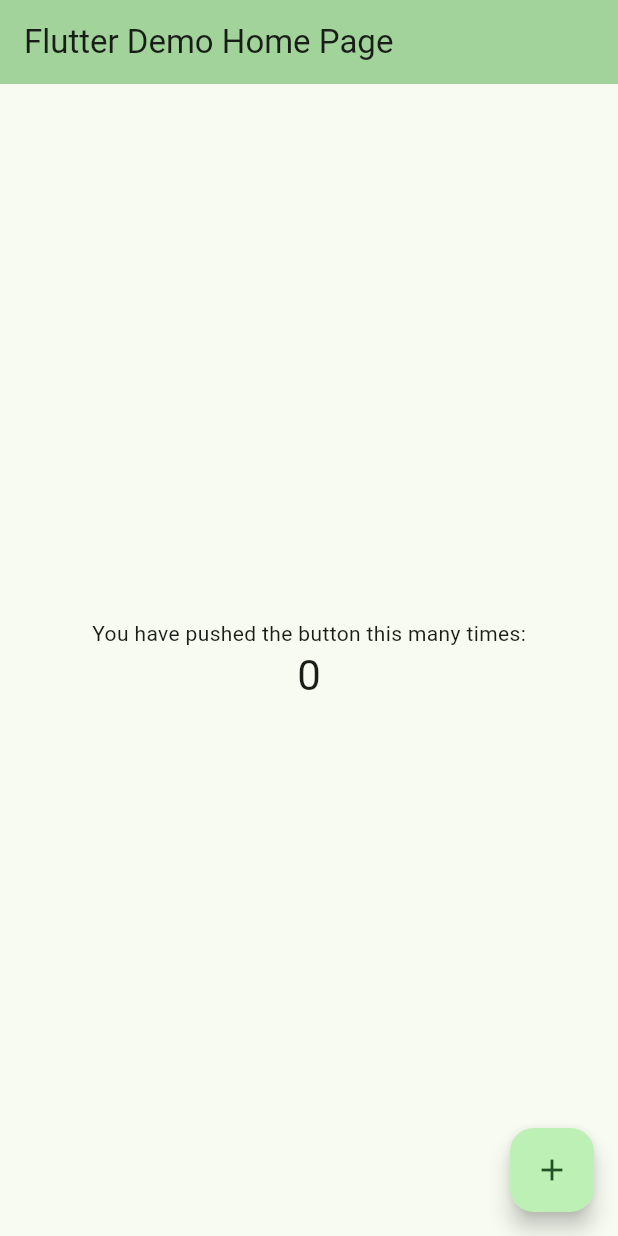
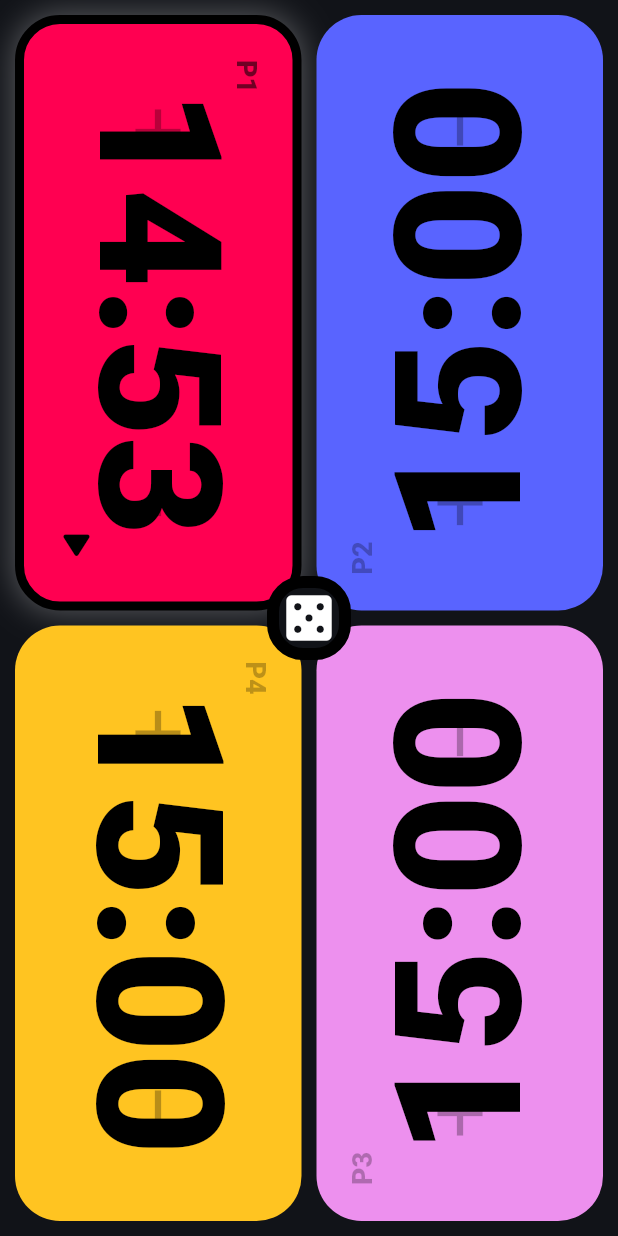
Before and after one commit to KD2Ex/edh_chess_clock, a Flutter app: the screen it shows after launch, on a phone screen of 412 x 824 dp. Run offline on Flutter 3.47's test engine with Material 3 defaults, Android fonts, the phone set to English and light mode, and no system bars.

Commit message:
Clocks and simple clockwise priority pass

```diff
--- a/lib/main.dart
+++ b/lib/main.dart
@@ -1,122 +1,320 @@
+import 'dart:async';
+import 'dart:ui';
+
 import 'package:flutter/material.dart';
 
 void main() {
-  runApp(const MyApp());
+  runApp(const EdhChessClockApp());
 }
 
-class MyApp extends StatelessWidget {
-  const MyApp({super.key});
+class EdhChessClockApp extends StatelessWidget {
+  const EdhChessClockApp({super.key});
 
-  // This widget is the root of your application.
   @override
   Widget build(BuildContext context) {
     return MaterialApp(
-      title: 'Flutter Demo',
+      title: 'EDH Chess Clock',
+      debugShowCheckedModeBanner: false,
       theme: ThemeData(
-        // This is the theme of your application.
-        //
-        // TRY THIS: Try running your application with "flutter run". You'll see
-        // the application has a purple toolbar. Then, without quitting the app,
-        // try changing the seedColor in the colorScheme below to Colors.green
-        // and then invoke "hot reload" (save your changes or press the "hot
-        // reload" button in a Flutter-supported IDE, or press "r" if you used
-        // the command line to start the app).
-        //
-        // Notice that the counter didn't reset back to zero; the application
-        // state is not lost during the reload. To reset the state, use hot
-        // restart instead.
-        //
-        // This works for code too, not just values: Most code changes can be
-        // tested with just a hot reload.
-        colorScheme: .fromSeed(seedColor: Colors.green),
+        colorScheme: ColorScheme.fromSeed(seedColor: const Color(0xff1f8a70)),
+        useMaterial3: true,
       ),
-      home: const MyHomePage(title: 'Flutter Demo Home Page'),
+      home: const ClockTableScreen(),
     );
   }
 }
 
-class MyHomePage extends StatefulWidget {
-  const MyHomePage({super.key, required this.title});
-
-  // This widget is the home page of your application. It is stateful, meaning
-  // that it has a State object (defined below) that contains fields that affect
-  // how it looks.
-
-  // This class is the configuration for the state. It holds the values (in this
-  // case the title) provided by the parent (in this case the App widget) and
-  // used by the build method of the State. Fields in a Widget subclass are
-  // always marked "final".
-
-  final String title;
+class ClockTableScreen extends StatefulWidget {
+  const ClockTableScreen({super.key});
 
   @override
-  State<MyHomePage> createState() => _MyHomePageState();
+  State<ClockTableScreen> createState() => _ClockTableScreenState();
 }
 
-class _MyHomePageState extends State<MyHomePage> {
-  int _counter = 0;
+class _ClockTableScreenState extends State<ClockTableScreen> {
+  static const _startingTime = Duration(minutes: 15);
+  static const _clockwiseLayout = <int>[0, 1, 3, 2];
+  static const _playerColors = <Color>[
+    Color(0xffff0051),
+    Color(0xff4652ff),
+    Color(0xffeb83ec),
+    Color(0xffffbd08),
+  ];
 
-  void _incrementCounter() {
+  final List<Duration> _remaining = List.generate(4, (_) => _startingTime);
+  late final Timer _timer;
+  int _activePlayer = 0;
+
+  @override
+  void initState() {
+    super.initState();
+    _timer = Timer.periodic(const Duration(seconds: 1), (_) => _tickClock());
+  }
+
+  @override
+  void reassemble() {
+    super.reassemble();
+    _resetClocks();
+  }
+
+  @override
+  void dispose() {
+    _timer.cancel();
+    super.dispose();
+  }
+
+  void _passPriority(int playerIndex) {
+    if (playerIndex != _activePlayer) {
+      return;
+    }
+
     setState(() {
-      // This call to setState tells the Flutter framework that something has
-      // changed in this State, which causes it to rerun the build method below
-      // so that the display can reflect the updated values. If we changed
-      // _counter without calling setState(), then the build method would not be
-      // called again, and so nothing would appear to happen.
-      _counter++;
+      _activePlayer = (_activePlayer + 1) % _remaining.length;
+    });
+  }
+
+  void _tickClock() {
+    final currentTime = _remaining[_activePlayer];
+    if (currentTime == Duration.zero) {
+      return;
+    }
+
+    setState(() {
+      final nextTime = currentTime - const Duration(seconds: 1);
+      _remaining[_activePlayer] = nextTime.isNegative ? Duration.zero : nextTime;
+    });
+  }
+
+  void _resetClocks() {
+    setState(() {
+      for (var index = 0; index < _remaining.length; index++) {
+        _remaining[index] = _startingTime;
+      }
+      _activePlayer = 0;
     });
   }
 
   @override
   Widget build(BuildContext context) {
-    // This method is rerun every time setState is called, for instance as done
-    // by the _incrementCounter method above.
-    //
-    // The Flutter framework has been optimized to make rerunning build methods
-    // fast, so that you can just rebuild anything that needs updating rather
-    // than having to individually change instances of widgets.
     return Scaffold(
-      appBar: AppBar(
-        // TRY THIS: Try changing the color here to a specific color (to
-        // Colors.amber, perhaps?) and trigger a hot reload to see the AppBar
-        // change color while the other colors stay the same.
-        backgroundColor: Theme.of(context).colorScheme.inversePrimary,
-        // Here we take the value from the MyHomePage object that was created by
-        // the App.build method, and use it to set our appbar title.
-        title: Text(widget.title),
-      ),
-      body: Center(
-        // Center is a layout widget. It takes a single child and positions it
-        // in the middle of the parent.
-        child: Column(
-          // Column is also a layout widget. It takes a list of children and
-          // arranges them vertically. By default, it sizes itself to fit its
-          // children horizontally, and tries to be as tall as its parent.
-          //
-          // Column has various properties to control how it sizes itself and
-          // how it positions its children. Here we use mainAxisAlignment to
-          // center the children vertically; the main axis here is the vertical
-          // axis because Columns are vertical (the cross axis would be
-          // horizontal).
-          //
-          // TRY THIS: Invoke "debug painting" (choose the "Toggle Debug Paint"
-          // action in the IDE, or press "p" in the console), to see the
-          // wireframe for each widget.
-          mainAxisAlignment: .center,
+      backgroundColor: const Color(0xff111318),
+      body: SafeArea(
+        child: Stack(
           children: [
-            const Text('You have pushed the button this many times:'),
-            Text(
-              '$_counter',
-              style: Theme.of(context).textTheme.headlineMedium,
+            Padding(
+              padding: const EdgeInsets.all(10),
+              child: Column(
+                children: [
+                  Expanded(
+                    child: Row(
+                      children: [
+                        Expanded(child: _buildClockTile(0)),
+                        const SizedBox(width: 10),
+                        Expanded(child: _buildClockTile(1)),
+                      ],
+                    ),
+                  ),
+                  const SizedBox(height: 10),
+                  Expanded(
+                    child: Row(
+                      children: [
+                        Expanded(child: _buildClockTile(2)),
+                        const SizedBox(width: 10),
+                        Expanded(child: _buildClockTile(3)),
+                      ],
+                    ),
+                  ),
+                ],
+              ),
+            ),
+            Center(
+              child: DecoratedBox(
+                decoration: BoxDecoration(
+                  color: const Color(0xff111318),
+                  borderRadius: BorderRadius.circular(24),
+                  border: Border.all(color: Colors.black, width: 8),
+                ),
+                child: IconButton(
+                  tooltip: 'Reset clocks',
+                  color: Colors.white,
+                  iconSize: 40,
+                  icon: const Icon(Icons.casino),
+                  onPressed: _resetClocks,
+                ),
+              ),
             ),
           ],
         ),
       ),
-      floatingActionButton: FloatingActionButton(
-        onPressed: _incrementCounter,
-        tooltip: 'Increment',
-        child: const Icon(Icons.add),
-      ),
+    );
+  }
+
+  Widget _buildClockTile(int gridIndex) {
+    final playerIndex = _clockwiseLayout[gridIndex];
+    return PlayerClockTile(
+      color: _playerColors[playerIndex],
+      remaining: _remaining[playerIndex],
+      isActive: playerIndex == _activePlayer,
+      playerNumber: playerIndex + 1,
+      quarterTurns: gridIndex.isEven ? 1 : 3,
+      onTap: () => _passPriority(playerIndex),
     );
   }
 }
+
+class PlayerClockTile extends StatelessWidget {
+  const PlayerClockTile({
+    super.key,
+    required this.color,
+    required this.remaining,
+    required this.isActive,
+    required this.playerNumber,
+    required this.quarterTurns,
+    required this.onTap,
+  });
+
+  final Color color;
+  final Duration remaining;
+  final bool isActive;
+  final int playerNumber;
+  final int quarterTurns;
+  final VoidCallback onTap;
+
+  @override
+  Widget build(BuildContext context) {
+    final markColor = Colors.black.withValues(alpha: 0.28);
+    final tile = AnimatedContainer(
+      duration: const Duration(milliseconds: 180),
+      curve: Curves.easeOut,
+      decoration: BoxDecoration(
+        color: isActive ? color : Color.alphaBlend(Colors.white10, color),
+        borderRadius: BorderRadius.circular(30),
+        border: Border.all(
+          color: isActive ? Colors.black : Colors.transparent,
+          width: isActive ? 6 : 0,
+        ),
+        boxShadow: [
+          if (isActive)
+            BoxShadow(
+              color: Colors.white.withValues(alpha: 0.3),
+              blurRadius: 18,
+              spreadRadius: 1,
+            ),
+        ],
+      ),
+      child: Material(
+        color: Colors.transparent,
+        child: InkWell(
+          borderRadius: BorderRadius.circular(30),
+          onTap: onTap,
+          child: Stack(
+            fit: StackFit.expand,
+            children: [
+              Positioned(
+                left: 46,
+                top: 0,
+                bottom: 0,
+                child: Center(
+                  child: _DecorativeMark(icon: Icons.add, color: markColor),
+                ),
+              ),
+              Positioned(
+                right: 46,
+                top: 0,
+                bottom: 0,
+                child: Center(
+                  child: _DecorativeMark(icon: Icons.remove, color: markColor),
+                ),
+              ),
+              Center(
+                child: Padding(
+                  padding: const EdgeInsets.symmetric(horizontal: 44),
+                  child: FittedBox(
+                    fit: BoxFit.scaleDown,
+                    child: Text(
+                      _formatDuration(remaining),
+                      key: ValueKey('player-$playerNumber-timer'),
+                      style: const TextStyle(
+                        color: Colors.black,
+                        fontFeatures: [FontFeature.tabularFigures()],
+                        fontSize: 128,
+                        fontWeight: FontWeight.w900,
+                        height: 0.9,
+                        letterSpacing: 0,
+                      ),
+                    ),
+                  ),
+                ),
+              ),
+              Positioned(
+                left: 24,
+                top: 18,
+                child: AnimatedOpacity(
+                  duration: const Duration(milliseconds: 180),
+                  opacity: isActive ? 1 : 0.46,
+                  child: Text(
+                    'P$playerNumber',
+                    style: TextStyle(
+                      color: Colors.black.withValues(alpha: 0.56),
+                      fontSize: 18,
+                      fontWeight: FontWeight.w900,
+                      letterSpacing: 0,
+                    ),
+                  ),
+                ),
+              ),
+              Positioned(
+                right: 22,
+                bottom: 18,
+                child: AnimatedOpacity(
+                  duration: const Duration(milliseconds: 180),
+                  opacity: isActive ? 1 : 0,
+                  child: const Icon(
+                    Icons.play_arrow_rounded,
+                    color: Colors.black,
+                    size: 34,
+                  ),
+                ),
+              ),
+            ],
+          ),
+        ),
+      ),
+    );
+
+    if (quarterTurns == 0) {
+      return tile;
+    }
+
+    return RotatedBox(quarterTurns: quarterTurns, child: tile);
+  }
+
+  static String _formatDuration(Duration duration) {
+    final totalSeconds = duration.inSeconds;
+    final hours = totalSeconds ~/ 3600;
+    final minutes = (totalSeconds % 3600) ~/ 60;
+    final seconds = totalSeconds % 60;
+
+    if (hours > 0) {
+      return '$hours:${_twoDigits(minutes)}:${_twoDigits(seconds)}';
+    }
+
+    return '$minutes:${_twoDigits(seconds)}';
+  }
+
+  static String _twoDigits(int value) => value.toString().padLeft(2, '0');
+}
+
+class _DecorativeMark extends StatelessWidget {
+  const _DecorativeMark({required this.icon, required this.color});
+
+  final IconData icon;
+  final Color color;
+
+  @override
+  Widget build(BuildContext context) {
+    return IgnorePointer(
+      child: Icon(icon, color: color, size: 52),
+    );
+  }
+}
```
Also changed, not shown: 1 other file.
